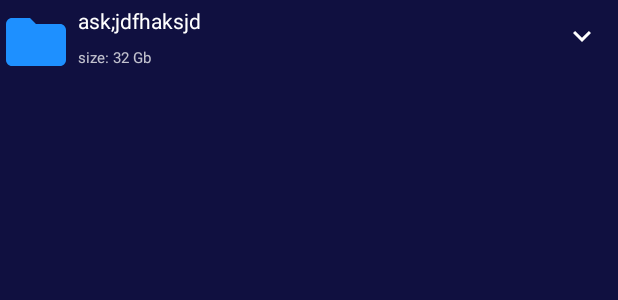
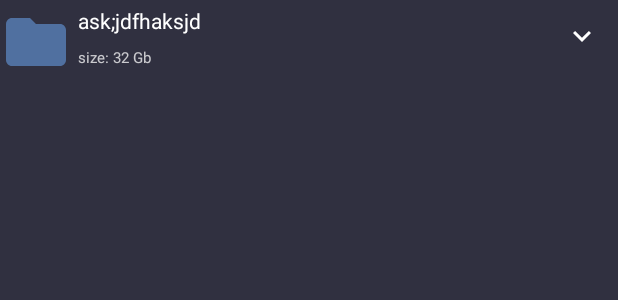
Before and after one commit to fnail1/fileman, an Android app: the layout item_directory.xml on its own in the app's theme, with its tools: preview values and no code run, on a phone screen of 412 x 824 dp. Shown: the top 300 px of the screen. Run offline under Robolectric (Android 15) with nearby library versions, the phone set to English and light mode, and no system bars.

Commit message:
покраска

```diff
--- a/app/src/main/res/drawable-v21/bg_tab.xml
+++ b/app/src/main/res/drawable-v21/bg_tab.xml
@@ -3,12 +3,12 @@
         android:color="@color/textColorPrimary">
     <item>
         <shape android:shape="rectangle">
-            <corners android:radius="4dp"/>
+            <corners android:radius="12dp"/>
             <!--<solid android:color="@color/colorTab"/>-->
             <gradient
                 android:angle="315"
-                android:endColor="#af404070"
-                android:startColor="#4f404070"/>
+                android:endColor="#af505070"
+                android:startColor="#4f505070"/>
         </shape>
 
     </item>
--- a/app/src/main/res/drawable/ic_document.xml
+++ b/app/src/main/res/drawable/ic_document.xml
@@ -6,7 +6,7 @@
   <path
       android:pathData="M266.081,0L29.234,0C13.331,0 0.381,12.959 0.381,28.859L0.381,441.722C0.381,457.646 13.331,470.585 29.234,470.585L319.35,470.585C335.267,470.585 348.205,457.646 348.205,441.722L348.205,89.234L266.081,0ZM272.891,43.184L308.887,82.305L272.891,82.305L272.891,43.184ZM323.972,441.723C323.972,444.265 321.891,446.352 319.337,446.352L29.234,446.352C26.684,446.352 24.615,444.265 24.615,441.723L24.615,28.859C24.615,26.311 26.684,24.246 29.234,24.246L248.645,24.246L248.645,94.427C248.645,101.109 254.088,106.526 260.774,106.526L323.972,106.526L323.972,441.723ZM67.364,128.89L273.15,128.89C278.163,128.89 282.229,132.956 282.229,137.969C282.229,142.982 278.163,147.048 273.15,147.048L67.364,147.048C62.352,147.048 58.285,142.982 58.285,137.969C58.285,132.957 62.352,128.89 67.364,128.89ZM282.229,198.98C282.229,203.992 278.163,208.059 273.15,208.059L67.364,208.059C62.352,208.059 58.285,203.993 58.285,198.98C58.285,193.967 62.352,189.901 67.364,189.901L273.15,189.901C278.163,189.901 282.229,193.968 282.229,198.98Z"
       android:strokeWidth="1"
-      android:fillColor="#1E90FF"
+      android:fillColor="@color/colorFileIcon"
       android:fillType="nonZero"
       android:strokeColor="#00000000"/>
 </vector>
--- a/app/src/main/res/drawable/ic_file.xml
+++ b/app/src/main/res/drawable/ic_file.xml
@@ -6,7 +6,7 @@
   <path
       android:pathData="M266.081,0L29.234,0C13.331,0 0.381,12.959 0.381,28.859L0.381,441.722C0.381,457.646 13.331,470.585 29.234,470.585L319.35,470.585C335.267,470.585 348.205,457.646 348.205,441.722L348.205,89.234L266.081,0ZM272.891,43.184L308.887,82.305L272.891,82.305L272.891,43.184ZM323.972,441.723C323.972,444.265 321.891,446.352 319.337,446.352L29.234,446.352C26.684,446.352 24.615,444.265 24.615,441.723L24.615,28.859C24.615,26.311 26.684,24.246 29.234,24.246L248.645,24.246L248.645,94.427C248.645,101.109 254.088,106.526 260.774,106.526L323.972,106.526L323.972,441.723ZM67.364,128.89L273.15,128.89C278.163,128.89 282.229,132.956 282.229,137.969C282.229,142.982 278.163,147.048 273.15,147.048L67.364,147.048C62.352,147.048 58.285,142.982 58.285,137.969C58.285,132.957 62.352,128.89 67.364,128.89ZM282.229,198.98C282.229,203.992 278.163,208.059 273.15,208.059L67.364,208.059C62.352,208.059 58.285,203.993 58.285,198.98C58.285,193.967 62.352,189.901 67.364,189.901L273.15,189.901C278.163,189.901 282.229,193.968 282.229,198.98ZM282.229,257.993C282.229,263.006 278.163,267.072 273.15,267.072L67.364,267.072C62.352,267.072 58.285,263.006 58.285,257.993C58.285,252.98 62.352,248.914 67.364,248.914L273.15,248.914C278.163,248.914 282.229,252.98 282.229,257.993ZM282.229,318.011C282.229,323.024 278.163,327.09 273.15,327.09L67.364,327.09C62.352,327.09 58.285,323.024 58.285,318.011C58.285,312.998 62.352,308.932 67.364,308.932L273.15,308.932C278.163,308.932 282.229,312.998 282.229,318.011Z"
       android:strokeWidth="1"
-      android:fillColor="#1E90FF"
+      android:fillColor="@color/colorFileIcon"
       android:fillType="nonZero"
       android:strokeColor="#00000000"/>
 </vector>
--- a/app/src/main/res/drawable/ic_folder.xml
+++ b/app/src/main/res/drawable/ic_folder.xml
@@ -4,6 +4,6 @@
         android:viewportWidth="24.0"
         android:viewportHeight="24.0">
     <path
-        android:fillColor="#FF1E90FF"
+        android:fillColor="@color/colorFileIcon"
         android:pathData="M10,4H4c-1.1,0 -1.99,0.9 -1.99,2L2,18c0,1.1 0.9,2 2,2h16c1.1,0 2,-0.9 2,-2V8c0,-1.1 -0.9,-2 -2,-2h-8l-2,-2z"/>
 </vector>
--- a/app/src/main/res/values/colors.xml
+++ b/app/src/main/res/values/colors.xml
@@ -1,15 +1,17 @@
 <?xml version="1.0" encoding="utf-8"?>
 <resources>
-    <color name="windowBackground">#ff101040</color>
-    <color name="colorPrimary">#ff404070</color>
+    <color name="windowBackground">#ff303040</color>
+    <color name="colorPrimary">#ff505070</color>
     <color name="colorPrimaryDark">#ff303060</color>
     <color name="colorAccent">#ffe0e0f0</color>
     <color name="textColorPrimary">#ffffffff</color>
     <color name="textColorPrimaryDisabled">#7fffffff</color>
     <color name="textColorSecondary">#beffffff</color>
     <color name="textColorSecondaryDisables">#9effffff</color>
+    <color name="colorControlNormal">#8a000000</color>
 
-    <color name="colorTab">#7f404070</color>
+    <color name="colorTab">#7f505070</color>
     <color name="colorTabPressed">#Af404070</color>
+    <color name="colorFileIcon">#ff5070a0</color>
 
 </resources>
--- a/app/src/main/res/values/styles.xml
+++ b/app/src/main/res/values/styles.xml
@@ -25,15 +25,15 @@
         <!--<item name="navigationIcon">@drawable/ic_back_button</item>-->
         <item name="titleTextAppearance">@style/TitleTextAppearance</item>
         <!--<item name="maxButtonHeight">?actionBarSize</item>-->
-        <item name="colorControlNormal">#8a000000</item>
+        <item name="colorControlNormal">@color/colorControlNormal</item>
         <item name="popupTheme">@style/AppTheme.PopupOverlay</item>
-        <item name="titleTextColor">#ffffffff</item>
+        <item name="titleTextColor">@color/textColorPrimary</item>
         <item name="layout_scrollFlags">scroll|enterAlways</item>
         <item name="android:gravity">left|center_vertical</item>
         <item name="contentInsetLeft">0dp</item>
         <item name="contentInsetRight">0dp</item>
         <item name="titleMarginStart">0dp</item>
-        <item name="android:textColor">#ffffffff</item>
+        <item name="android:textColor">@color/textColorPrimary</item>
     </style>
 
     <style name="AppTheme.AppBarOverlay" parent="ThemeOverlay.AppCompat.Dark.ActionBar"/>
```
